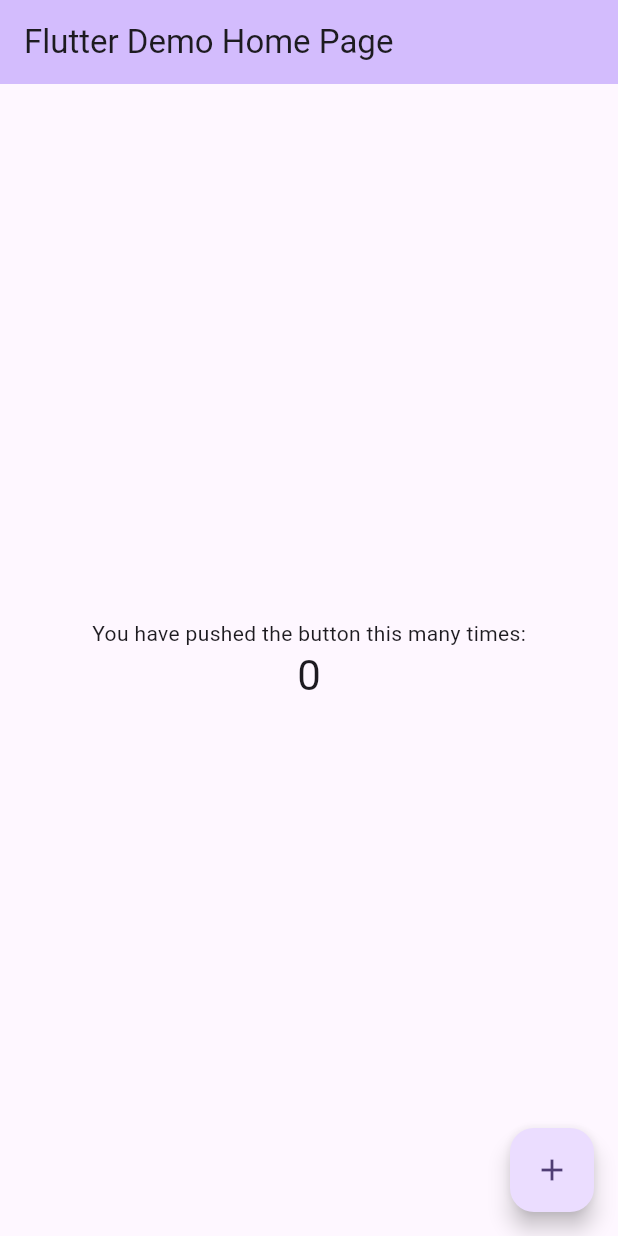
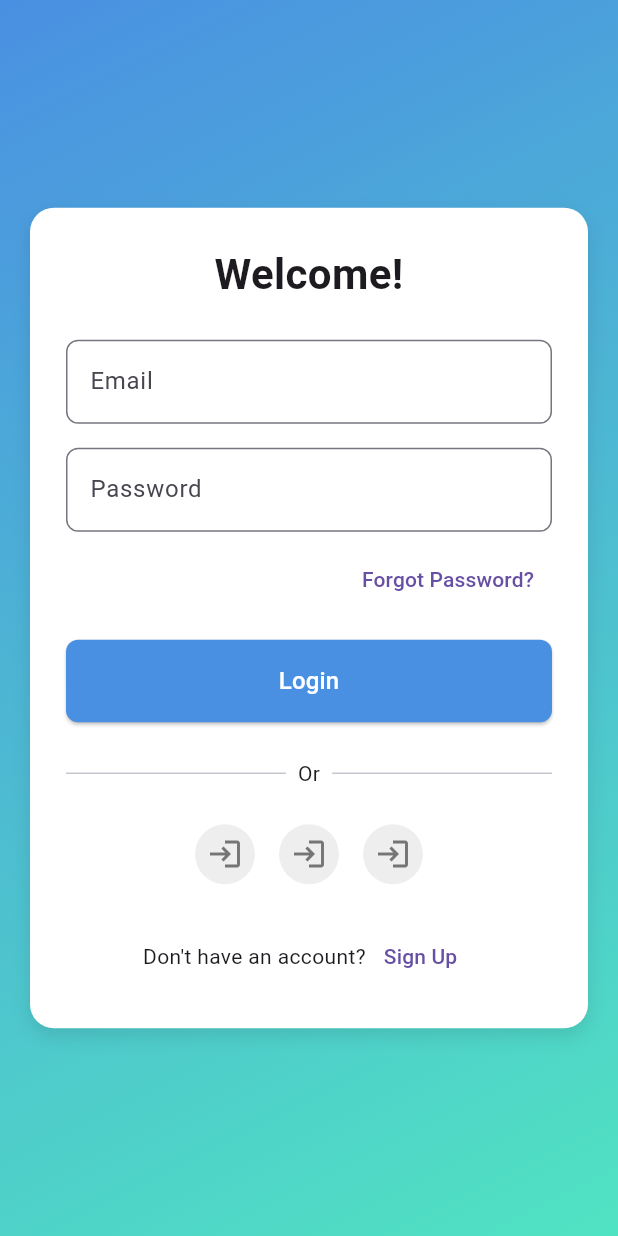
Before and after one commit to could-ai/0198cb67-8885-7ef0-b0f4-7242325c4780, a Flutter app: the screen it shows after launch, on a phone screen of 412 x 824 dp. Run offline on Flutter 3.47's test engine with Material 3 defaults, Android fonts, the phone set to English and light mode, and no system bars.

Commit message:
I have replaced the default Flutter counter application with a new, responsive login page that matches the design you requested.
Here's a breakdown of the changes in `lib/main.dart`:
- **Removed Default Code**: The initial `MyHomePage` and counter logic has been completely removed.
- **New `LoginPage` Widget**: A new stateless widget `LoginPage` was created to represent the entire screen.
- **Gradient Background**: The main `body` is wrapped in a `Container` with a `LinearGradient` to create the blue-to-green background effect.
- **Centered Form**: A `Center` widget is used to position the login form in the middle of the screen. To ensure the form is scrollable on smaller devices, the content is wrapped in a `SingleChildScrollView`.
- **Form Container**: The white card for the form is a `Container` with padding, rounded corners (`BorderRadius`), and a `BoxShadow` to give it a floating appearance. A `ConstrainedBox` is used to limit the maximum width of the form, making it look good on both mobile and larger web/desktop screens.
- **UI Elements**:
    - `Text` widgets for titles and labels like "Welcome!".
    - `TextField` widgets for "Email" and "Password" input, styled with an `OutlineInputBorder`.
    - `ElevatedButton` for the main "Login" action.
    - `TextButton` for "Forgot Password?" and "Sign Up" to make them clickable.
    - `Row` and `Divider` widgets are used to create the "Or" separator.
- **Social Login Buttons**: A helper method `_buildSocialButton` creates placeholder `CircleAvatar` widgets for the Google, Facebook, and Apple login options. In a real application, you would replace the placeholder icons with actual image assets.
- **Responsiveness**: The use of `SingleChildScrollView`, `Center`, and `ConstrainedBox` ensures the layout adapts gracefully to different screen sizes without overflowing.

```diff
--- a/usr/lib/main.dart
+++ b/usr/lib/main.dart
@@ -7,114 +7,158 @@ void main() {
 class MyApp extends StatelessWidget {
   const MyApp({super.key});
 
-  // This widget is the root of your application.
   @override
   Widget build(BuildContext context) {
     return MaterialApp(
-      title: 'Flutter Demo',
+      title: 'Login Page',
       debugShowCheckedModeBanner: false,
       theme: ThemeData(
-        // This is the theme of your application.
-        //
-        // TRY THIS: Try running your application with "flutter run". You'll see
-        // the application has a purple toolbar. Then, without quitting the app,
-        // try changing the seedColor in the colorScheme below to Colors.green
-        // and then invoke "hot reload" (save your changes or press the "hot
-        // reload" button in a Flutter-supported IDE, or press "r" if you used
-        // the command line to start the app).
-        //
-        // Notice that the counter didn't reset back to zero; the application
-        // state is not lost during the reload. To reset the state, use hot
-        // restart instead.
-        //
-        // This works for code too, not just values: Most code changes can be
-        // tested with just a hot reload.
-        colorScheme: ColorScheme.fromSeed(seedColor: Colors.deepPurple),
+        primarySwatch: Colors.blue,
+        visualDensity: VisualDensity.adaptivePlatformDensity,
       ),
-      home: const MyHomePage(title: 'Flutter Demo Home Page'),
+      home: const LoginPage(),
     );
   }
 }
 
-class MyHomePage extends StatefulWidget {
-  const MyHomePage({super.key, required this.title});
-
-  // This widget is the home page of your application. It is stateful, meaning
-  // that it has a State object (defined below) that contains fields that affect
-  // how it looks.
-
-  // This class is the configuration for the state. It holds the values (in this
-  // case the title) provided by the parent (in this case the App widget) and
-  // used by the build method of the State. Fields in a Widget subclass are
-  // always marked "final".
-
-  final String title;
-
-  @override
-  State<MyHomePage> createState() => _MyHomePageState();
-}
-
-class _MyHomePageState extends State<MyHomePage> {
-  int _counter = 0;
-
-  void _incrementCounter() {
-    setState(() {
-      // This call to setState tells the Flutter framework that something has
-      // changed in this State, which causes it to rerun the build method below
-      // so that the display can reflect the updated values. If we changed
-      // _counter without calling setState(), then the build method would not be
-      // called again, and so nothing would appear to happen.
-      _counter++;
-    });
-  }
+class LoginPage extends StatelessWidget {
+  const LoginPage({super.key});
 
   @override
   Widget build(BuildContext context) {
-    // This method is rerun every time setState is called, for instance as done
-    // by the _incrementCounter method above.
-    //
-    // The Flutter framework has been optimized to make rerunning build methods
-    // fast, so that you can just rebuild anything that needs updating rather
-    // than having to individually change instances of widgets.
     return Scaffold(
-      appBar: AppBar(
-        // TRY THIS: Try changing the color here to a specific color (to
-        // Colors.amber, perhaps?) and trigger a hot reload to see the AppBar
-        // change color while the other colors stay the same.
-        backgroundColor: Theme.of(context).colorScheme.inversePrimary,
-        // Here we take the value from the MyHomePage object that was created by
-        // the App.build method, and use it to set our appbar title.
-        title: Text(widget.title),
-      ),
-      body: Center(
-        // Center is a layout widget. It takes a single child and positions it
-        // in the middle of the parent.
-        child: Column(
-          // Column is also a layout widget. It takes a list of children and
-          // arranges them vertically. By default, it sizes itself to fit its
-          // children horizontally, and tries to be as tall as its parent.
-          //
-          // Column has various properties to control how it sizes itself and
-          // how it positions its children. Here we use mainAxisAlignment to
-          // center the children vertically; the main axis here is the vertical
-          // axis because Columns are vertical (the cross axis would be
-          // horizontal).
-          //
-          // TRY THIS: Invoke "debug painting" (choose the "Toggle Debug Paint"
-          // action in the IDE, or press "p" in the console), to see the
-          // wireframe for each widget.
-          mainAxisAlignment: MainAxisAlignment.center,
-          children: <Widget>[
-            const Text('You have pushed the button this many times:'),
-            Text('$_counter', style: Theme.of(context).textTheme.headlineMedium),
-          ],
+      body: Container(
+        decoration: const BoxDecoration(
+          gradient: LinearGradient(
+            colors: [Color(0xFF4A90E2), Color(0xFF50E3C2)],
+            begin: Alignment.topLeft,
+            end: Alignment.bottomRight,
+          ),
+        ),
+        child: Center(
+          child: SingleChildScrollView(
+            padding: const EdgeInsets.all(20.0),
+            child: ConstrainedBox(
+              constraints: const BoxConstraints(maxWidth: 400),
+              child: Container(
+                padding: const EdgeInsets.all(24.0),
+                decoration: BoxDecoration(
+                  color: Colors.white,
+                  borderRadius: BorderRadius.circular(16.0),
+                  boxShadow: [
+                    BoxShadow(
+                      color: Colors.black.withOpacity(0.1),
+                      blurRadius: 10,
+                      offset: const Offset(0, 5),
+                    ),
+                  ],
+                ),
+                child: Column(
+                  mainAxisSize: MainAxisSize.min,
+                  crossAxisAlignment: CrossAxisAlignment.stretch,
+                  children: [
+                    const Text(
+                      'Welcome!',
+                      textAlign: TextAlign.center,
+                      style: TextStyle(
+                        fontSize: 28,
+                        fontWeight: FontWeight.bold,
+                      ),
+                    ),
+                    const SizedBox(height: 24),
+                    TextField(
+                      decoration: InputDecoration(
+                        labelText: 'Email',
+                        border: OutlineInputBorder(
+                          borderRadius: BorderRadius.circular(8.0),
+                        ),
+                      ),
+                      keyboardType: TextInputType.emailAddress,
+                    ),
+                    const SizedBox(height: 16),
+                    TextField(
+                      obscureText: true,
+                      decoration: InputDecoration(
+                        labelText: 'Password',
+                        border: OutlineInputBorder(
+                          borderRadius: BorderRadius.circular(8.0),
+                        ),
+                      ),
+                    ),
+                    const SizedBox(height: 8),
+                    Align(
+                      alignment: Alignment.centerRight,
+                      child: TextButton(
+                        onPressed: () {},
+                        child: const Text('Forgot Password?'),
+                      ),
+                    ),
+                    const SizedBox(height: 16),
+                    ElevatedButton(
+                      onPressed: () {},
+                      style: ElevatedButton.styleFrom(
+                        padding: const EdgeInsets.symmetric(vertical: 16),
+                        shape: RoundedRectangleBorder(
+                          borderRadius: BorderRadius.circular(8.0),
+                        ),
+                        backgroundColor: const Color(0xFF4A90E2),
+                      ),
+                      child: const Text(
+                        'Login',
+                        style: TextStyle(fontSize: 16, color: Colors.white),
+                      ),
+                    ),
+                    const SizedBox(height: 24),
+                    const Row(
+                      children: [
+                        Expanded(child: Divider()),
+                        Padding(
+                          padding: EdgeInsets.symmetric(horizontal: 8.0),
+                          child: Text('Or'),
+                        ),
+                        Expanded(child: Divider()),
+                      ],
+                    ),
+                    const SizedBox(height: 24),
+                    Row(
+                      mainAxisAlignment: MainAxisAlignment.center,
+                      children: [
+                        _buildSocialButton('assets/google.png'),
+                        const SizedBox(width: 16),
+                        _buildSocialButton('assets/facebook.png'),
+                        const SizedBox(width: 16),
+                        _buildSocialButton('assets/apple.png'),
+                      ],
+                    ),
+                    const SizedBox(height: 24),
+                    Row(
+                      mainAxisAlignment: MainAxisAlignment.center,
+                      children: [
+                        const Text("Don't have an account?"),
+                        TextButton(
+                          onPressed: () {},
+                          child: const Text('Sign Up'),
+                        ),
+                      ],
+                    ),
+                  ],
+                ),
+              ),
+            ),
+          ),
         ),
       ),
-      floatingActionButton: FloatingActionButton(
-        onPressed: _incrementCounter,
-        tooltip: 'Increment',
-        child: const Icon(Icons.add),
-      ), // This trailing comma makes auto-formatting nicer for build methods.
+    );
+  }
+
+  Widget _buildSocialButton(String assetPath) {
+    // Placeholder for social icons
+    return CircleAvatar(
+      radius: 20,
+      backgroundColor: Colors.grey.shade200,
+      // In a real app, you would use an Image.asset(assetPath)
+      // For this example, we use an Icon as a placeholder
+      child: Icon(Icons.login, color: Colors.grey.shade600),
     );
   }
 }
```
